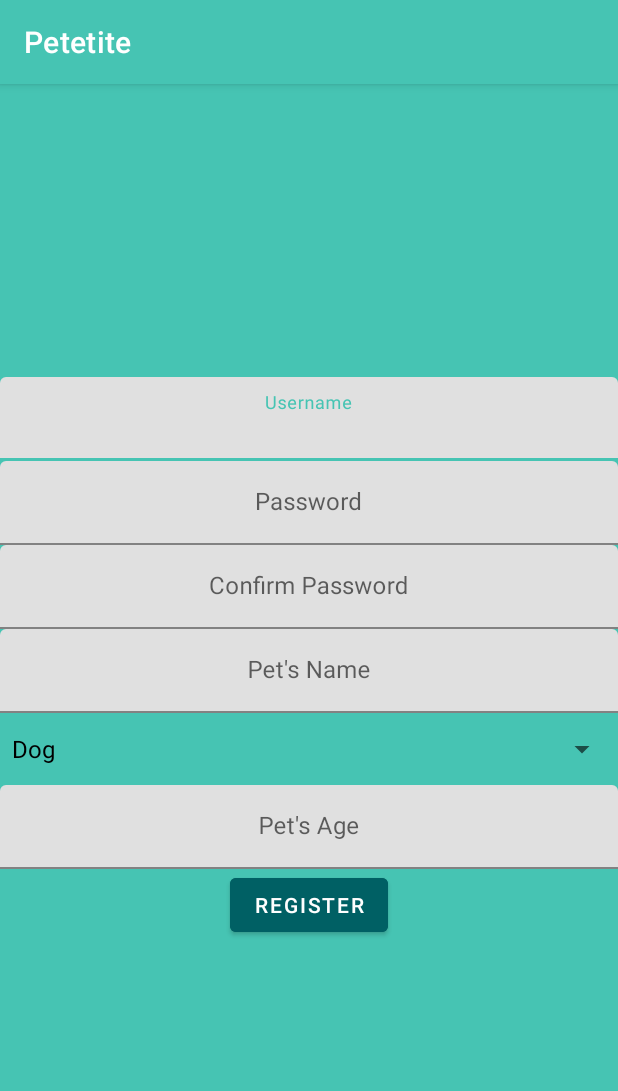
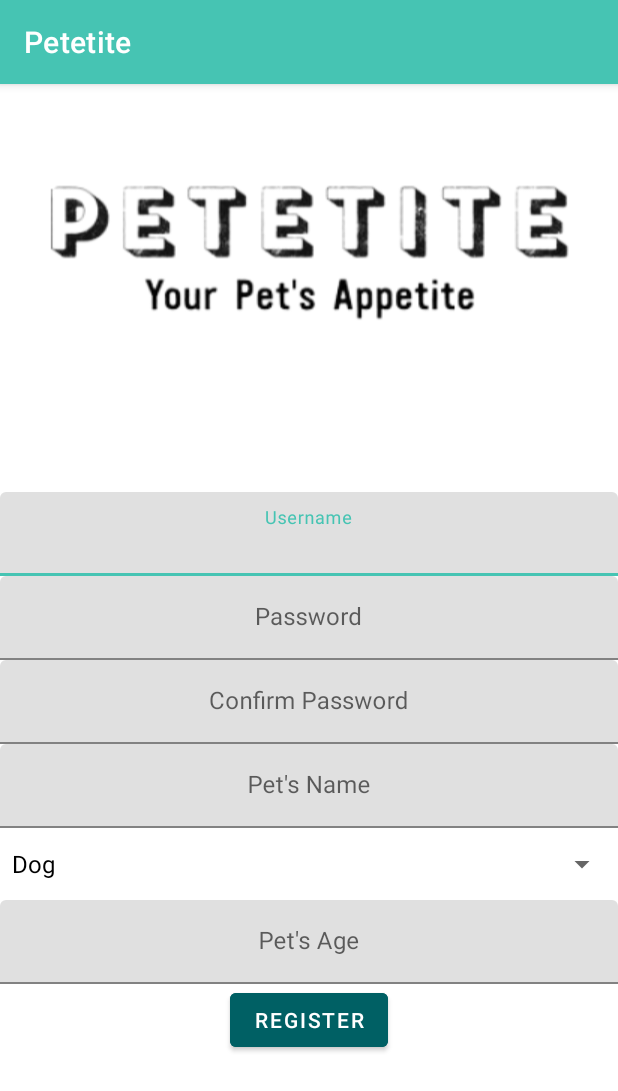
Before and after one commit to SDhawal/Petetite, an Android app: the RegisterActivity screen opened directly, with no data from a screen before it, on a phone screen of 412 x 824 dp. Shown: the top 1091 px of the screen. Run offline under Robolectric (Android 15) with nearby library versions, the phone set to English and light mode, and no system bars.

Commit message:
Updated Login and Register Page(Layout)

```diff
--- a/app/src/main/res/layout/activity_register_activity.xml
+++ b/app/src/main/res/layout/activity_register_activity.xml
@@ -7,17 +7,18 @@
     android:orientation="vertical"
     tools:context=".RegisterActivity"
     android:weightSum="100"
-    android:background="@color/primaryLightColor"
+    android:background="@color/secondaryTextColor"
     >
-    <Space
+    <ImageView
+        android:src="@drawable/petetite_logo_for_login"
         android:layout_width="match_parent"
         android:layout_height="0dp"
-        android:layout_weight="10"
+        android:layout_weight="30"
         />
     <LinearLayout
         android:layout_width="match_parent"
         android:layout_height="0dp"
-        android:layout_weight="80"
+        android:layout_weight="60"
         android:orientation="vertical"
         android:gravity="center"
         >
```
Also changed, not shown: app/src/main/res/layout/activity_login.xml (+8 -8 lines), app/src/main/res/drawable/petetite_logo_for_login.png (added).
